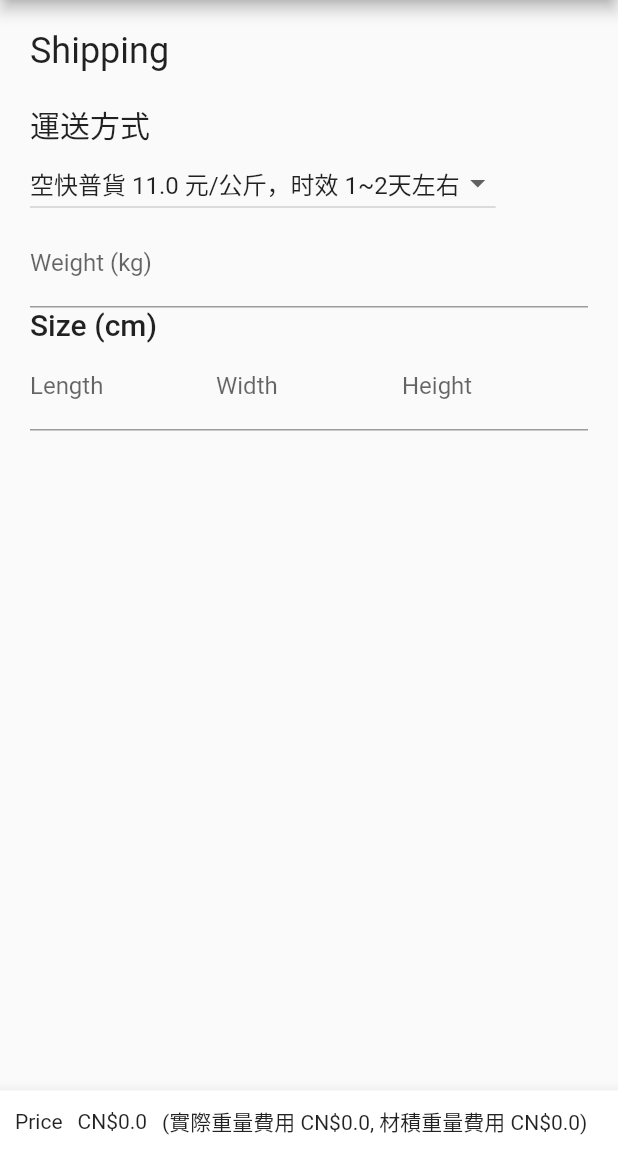
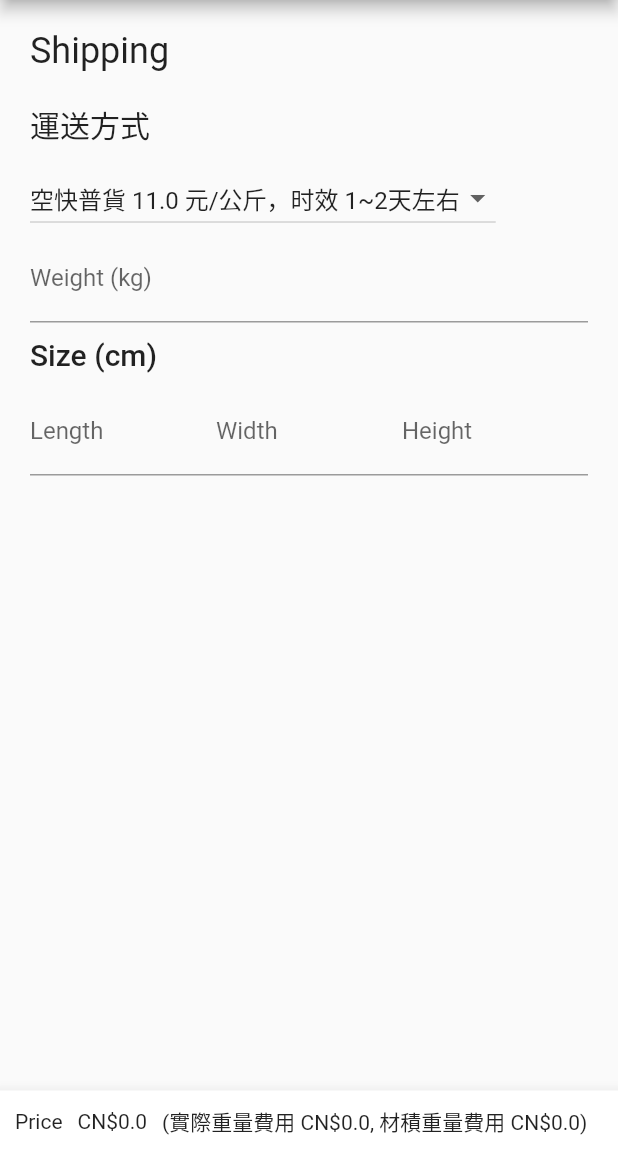
Before and after one commit to yousupership/yousupership-web, a Flutter app: the screen it shows after launch, on a phone screen of 412 x 824 dp, the part 84-1236 px from its top. Run offline on Flutter 3.47's test engine with Material 2 defaults, Android fonts, the light colour scheme and no system bars.

Commit message:
Add margins

```diff
--- a/lib/main.dart
+++ b/lib/main.dart
@@ -157,10 +157,12 @@ class _HomePageState extends State<HomePage> {
           Text(S.of(context).shipping,
             style: Theme.of(context).textTheme.headline,
           ),
-          SizedBox(height: 20),
+          SizedBox(height: 10),
+          SizedBox(height: 10),
           Text(S.of(context).shipBy,
             style: Theme.of(context).textTheme.title,
           ),
+          SizedBox(height: 10),
           DropdownButton<ShipBy>(
             value: _shipBy,
             onChanged: (it) => setState(() => _shipBy = it),
@@ -201,10 +203,12 @@ class _HomePageState extends State<HomePage> {
                       setState(() { });
                     },
                   ),
+                  SizedBox(height: 10),
                   Text(
                     S.of(context).sizeCm,
                     style: Theme.of(context).textTheme.title,
                   ),
+                  SizedBox(height: 10),
                   Row(
                     children: <Widget>[
                       Flexible(child: TextFormField(
```
